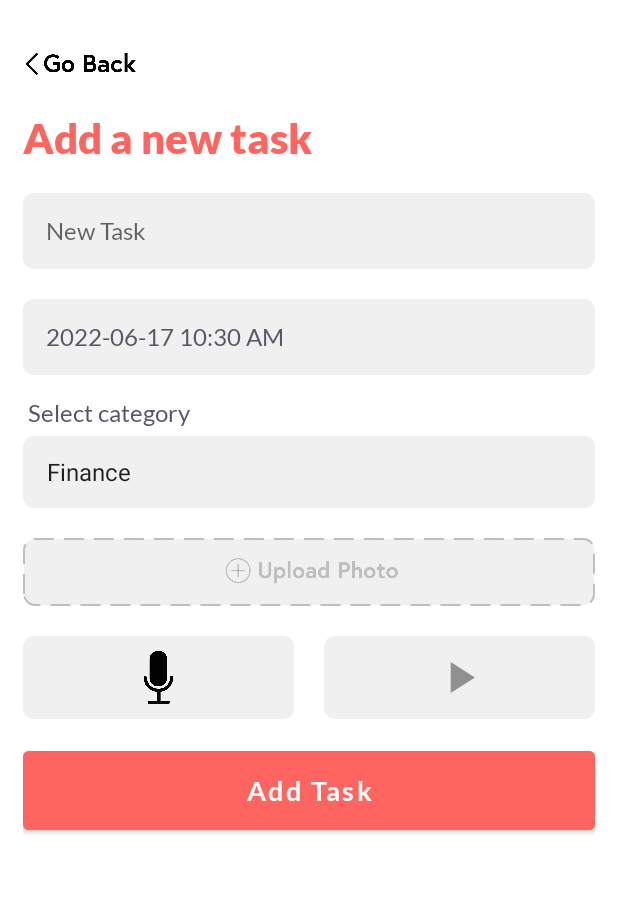
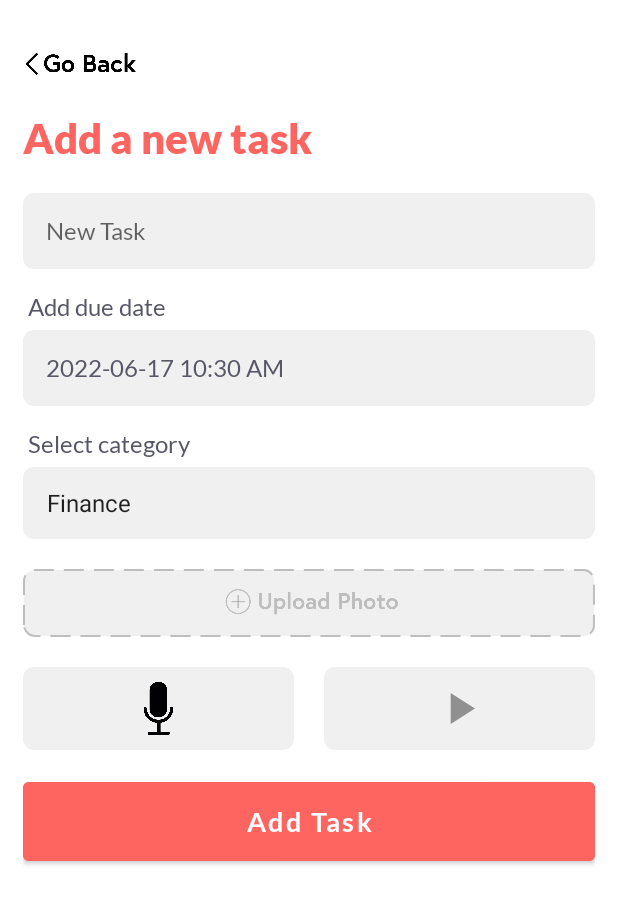
Before and after one commit to Swapkumbhar31/Task_Tech_Armie_Android, an Android app: the AddNewTask screen opened directly, with no data from a screen before it, on a phone screen of 412 x 824 dp. Shown: the top 904 px of the screen. Run offline under Robolectric (Android 15) with nearby library versions, the phone set to English and light mode, and no system bars; our stand-ins replace Room's generated code.

Commit message:
Audio path have been created with unique characters. Validation added while adding new task

```diff
--- a/app/src/main/java/ca/lambton/task_tech_armie_android/Helper/ImageHelper.java
+++ b/app/src/main/java/ca/lambton/task_tech_armie_android/Helper/ImageHelper.java
@@ -10,6 +10,7 @@ import java.io.ByteArrayOutputStream;
 import java.io.FileNotFoundException;
 import java.io.IOException;
 import java.io.InputStream;
+import java.util.Date;
 
 public class ImageHelper {
 
@@ -64,4 +65,14 @@ public class ImageHelper {
         Bitmap bitmap = BitmapFactory.decodeStream(isBm, null, null);//Generate image from ByteArrayInputStream data
         return bitmap;
     }
+
+    public static String generateUniqueFileName() {
+        String filename = "";
+        long millis = System.currentTimeMillis();
+        String datetime = new Date().toGMTString();
+        datetime = datetime.replace(" ", "");
+        datetime = datetime.replace(":", "");
+        filename = "/"+datetime + millis + ".3gp";
+        return filename;
+    }
 }
--- a/app/src/main/res/layout/activity_add_new_task.xml
+++ b/app/src/main/res/layout/activity_add_new_task.xml
@@ -50,10 +50,19 @@
                 android:textSize="16sp" />
 
             <TextView
+                android:layout_width="wrap_content"
+                android:layout_height="wrap_content"
+                android:layout_marginLeft="3dp"
+                android:layout_marginBottom="5dp"
+                android:fontFamily="@font/lato"
+                android:paddingTop="15dp"
+                android:text="Add due date"
+                android:textColor="@color/text_color"
+                android:textSize="16sp" />
+            <TextView
                 android:id="@+id/txtDueDate"
                 android:layout_width="match_parent"
                 android:layout_height="wrap_content"
-                android:layout_marginTop="20dp"
                 android:background="@drawable/edittext_rounded_border"
                 android:fontFamily="@font/lato"
                 android:clickable="true"
--- a/app/src/main/res/layout/image_list_adapter.xml
+++ b/app/src/main/res/layout/image_list_adapter.xml
@@ -9,8 +9,8 @@
 
     <ImageView
         android:id="@+id/subImageView"
-        android:layout_width="200dp"
-        android:layout_height="200dp"
+        android:layout_width="100dp"
+        android:layout_height="100dp"
         android:src="@mipmap/ic_launcher"
         android:scaleType="centerCrop"
         android:contentDescription="Image"
```
Also changed, not shown: app/src/main/java/ca/lambton/task_tech_armie_android/AddNewTask.java (+25 -16 lines).
